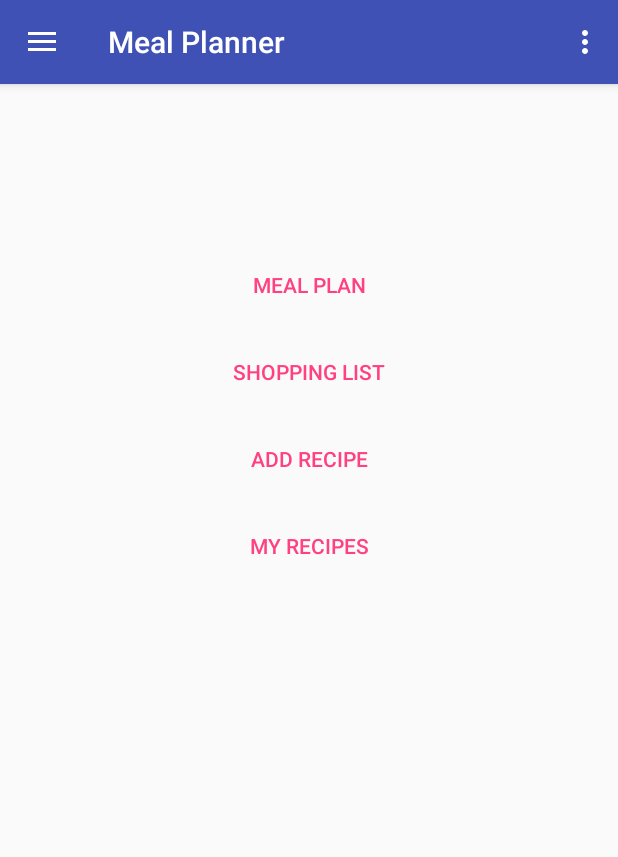
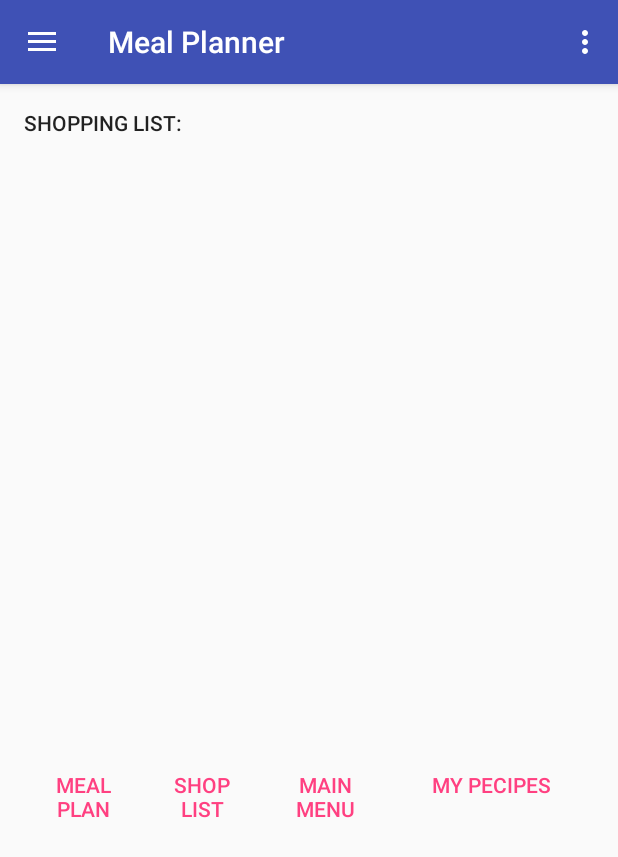
Before and after one commit to basilryen/MealPlanner, an Android app: the screen it shows after launch (MainActivity), on a phone screen of 412 x 824 dp. Shown: the top 857 px of the screen. Run offline under Robolectric (Android 15) with nearby library versions, the phone set to English and light mode, and no system bars; libraries missing offline, so code that uses them is left out: com.activeandroid; 1 statement that could not run was skipped.

Commit message:
Converts ShoppingList to a Fragment and links it from the Navigation Drawer.

```diff
--- a/app/src/main/java/com/teambazomi/mealplanner/MainActivity.java
+++ b/app/src/main/java/com/teambazomi/mealplanner/MainActivity.java
@@ -5,6 +5,8 @@ import android.app.SearchManager;
 import android.content.Intent;
 import android.content.res.Configuration;
 import android.support.v4.app.Fragment;
+import android.support.v4.app.FragmentManager;
+import android.support.v4.app.FragmentTransaction;
 import android.support.v4.view.GravityCompat;
 import android.support.v4.widget.DrawerLayout;
 import android.support.v7.app.ActionBarActivity;
@@ -21,7 +23,7 @@ import android.widget.ListView;
 
 import com.activeandroid.ActiveAndroid;
 
-public class MainActivity extends ActionBarActivity {
+public class MainActivity extends AppCompatActivity {
     private String[] navigationItems;
     private DrawerLayout drawerLayout;
     private ListView drawerList;
@@ -45,6 +47,9 @@ public class MainActivity extends ActionBarActivity {
         // enable action bar app icon to behave as action to toggle nav drawer
         getSupportActionBar().setDisplayHomeAsUpEnabled(true);
         getSupportActionBar().setHomeButtonEnabled(true);
+
+        // default home page fragment
+        showFragment(ShoppingList.class);
     }
 
     private void addDrawerItems(){
@@ -117,7 +122,8 @@ public class MainActivity extends ActionBarActivity {
 
     /** Swaps fragments in the main content view */
     private void selectItem(int position) {
-        // Open correct activity based on position
+        Class fragment = null;
+        //Open correct activity based on position
         if(position==0){
             Intent intent = new Intent(this, AddRecipe.class);
             startActivity(intent);
@@ -128,14 +134,29 @@ public class MainActivity extends ActionBarActivity {
             Intent intent = new Intent(this, MyRecipes.class);
             startActivity(intent);
         }else if(position==3){
-            Intent intent = new Intent(this, ShoppingList.class);
-            startActivity(intent);
+            fragment = ShoppingList.class;
+            showFragment(fragment);
         }
 
         // Highlight the selected item, update the title, and close the drawer
         drawerList.setItemChecked(position, true);
         setTitle(navigationItems[position]);
         drawerLayout.closeDrawer(drawerList);
+    }
+
+    private void showFragment(Class fragmentClass) {
+        Fragment fragment = null;
+
+        try {
+            fragment = (Fragment) fragmentClass.newInstance();
+        }catch(InstantiationException e){
+            e.printStackTrace();
+        } catch(IllegalAccessException e){
+            e.printStackTrace();
+        }
+
+        FragmentManager fragmentManager = getSupportFragmentManager();
+        fragmentManager.beginTransaction().replace(R.id.mainframe, fragment).commit();
     }
 
     @Override
--- a/app/src/main/java/com/teambazomi/mealplanner/ShoppingList.java
+++ b/app/src/main/java/com/teambazomi/mealplanner/ShoppingList.java
@@ -1,13 +1,18 @@
 package com.teambazomi.mealplanner;
 
+import android.support.v4.app.Fragment;
 import android.support.v7.app.AppCompatActivity;
 import android.os.Bundle;
+import android.view.LayoutInflater;
+import android.view.View;
+import android.view.ViewGroup;
 
-public class ShoppingList extends AppCompatActivity {
+public class ShoppingList extends Fragment {
+
+    public ShoppingList() {}
 
     @Override
-    protected void onCreate(Bundle savedInstanceState) {
-        super.onCreate(savedInstanceState);
-        setContentView(R.layout.activity_shopping_list);
+    public View onCreateView(LayoutInflater inflater, ViewGroup container, Bundle savedInstanceState) {
+        return inflater.inflate(R.layout.activity_shopping_list, container, false);
     }
 }
--- a/app/src/main/res/layout/activity_main.xml
+++ b/app/src/main/res/layout/activity_main.xml
@@ -4,75 +4,82 @@
     android:id="@+id/drawer_layout"
     android:layout_width="match_parent"
     android:layout_height="match_parent">
-<RelativeLayout xmlns:android="http://schemas.android.com/apk/res/android"
-    xmlns:tools="http://schemas.android.com/tools"
-    android:id="@+id/activity_main"
-    android:layout_width="match_parent"
-    android:layout_height="match_parent"
-    android:paddingBottom="@dimen/activity_vertical_margin"
-    android:paddingLeft="@dimen/activity_horizontal_margin"
-    android:paddingRight="@dimen/activity_horizontal_margin"
-    android:paddingTop="@dimen/activity_vertical_margin"
-    tools:context="com.teambazomi.mealplanner.MainActivity">
+
+    <FrameLayout
+        android:id="@+id/mainframe"
+        android:layout_width="match_parent"
+        android:layout_height="match_parent">
+    </FrameLayout>
+
+<!--<RelativeLayout xmlns:android="http://schemas.android.com/apk/res/android"-->
+    <!--xmlns:tools="http://schemas.android.com/tools"-->
+    <!--android:id="@+id/activity_main"-->
+    <!--android:layout_width="match_parent"-->
+    <!--android:layout_height="match_parent"-->
+    <!--android:paddingBottom="@dimen/activity_vertical_margin"-->
+    <!--android:paddingLeft="@dimen/activity_horizontal_margin"-->
+    <!--android:paddingRight="@dimen/activity_horizontal_margin"-->
+    <!--android:paddingTop="@dimen/activity_vertical_margin"-->
+    <!--tools:context="com.teambazomi.mealplanner.MainActivity">-->
 
 
-    <Button
-        android:text="Meal Plan"
-        android:layout_width="wrap_content"
-        android:layout_height="wrap_content"
-        android:layout_below="@+id/textView"
-        android:layout_marginTop="94dp"
-        android:id="@+id/button_mealplan"
-        android:layout_alignParentRight="true"
-        android:layout_alignParentEnd="true"
-        android:layout_alignParentLeft="true"
-        android:layout_alignParentStart="true"
-        android:onClick="mealPlan"
-        style="@style/Widget.AppCompat.Button.Borderless.Colored" />
+    <!--<Button-->
+        <!--android:text="Meal Plan"-->
+        <!--android:layout_width="wrap_content"-->
+        <!--android:layout_height="wrap_content"-->
+        <!--android:layout_below="@+id/textView"-->
+        <!--android:layout_marginTop="94dp"-->
+        <!--android:id="@+id/button_mealplan"-->
+        <!--android:layout_alignParentRight="true"-->
+        <!--android:layout_alignParentEnd="true"-->
+        <!--android:layout_alignParentLeft="true"-->
+        <!--android:layout_alignParentStart="true"-->
+        <!--android:onClick="mealPlan"-->
+        <!--style="@style/Widget.AppCompat.Button.Borderless.Colored" />-->
 
-    <Button
-        android:text="Shopping List"
-        android:layout_width="wrap_content"
-        android:layout_height="wrap_content"
-        android:layout_below="@+id/button_mealplan"
-        android:layout_marginTop="10dp"
-        android:id="@+id/button_shoppinglist"
-        android:layout_alignParentRight="true"
-        android:layout_alignParentEnd="true"
-        android:layout_alignParentLeft="true"
-        android:layout_alignParentStart="true"
-        android:onClick="shoppingList"
-        style="@style/Widget.AppCompat.Button.Borderless.Colored" />
+    <!--<Button-->
+        <!--android:text="Shopping List"-->
+        <!--android:layout_width="wrap_content"-->
+        <!--android:layout_height="wrap_content"-->
+        <!--android:layout_below="@+id/button_mealplan"-->
+        <!--android:layout_marginTop="10dp"-->
+        <!--android:id="@+id/button_shoppinglist"-->
+        <!--android:layout_alignParentRight="true"-->
+        <!--android:layout_alignParentEnd="true"-->
+        <!--android:layout_alignParentLeft="true"-->
+        <!--android:layout_alignParentStart="true"-->
+        <!--android:onClick="shoppingList"-->
+        <!--style="@style/Widget.AppCompat.Button.Borderless.Colored" />-->
 
-    <Button
-        android:text="Add Recipe"
-        android:layout_width="wrap_content"
-        android:layout_height="wrap_content"
-        android:layout_below="@+id/button_shoppinglist"
-        android:layout_marginTop="10dp"
-        android:id="@+id/button_addrecipe"
-        android:layout_alignParentRight="true"
-        android:layout_alignParentEnd="true"
-        android:layout_alignParentLeft="true"
-        android:layout_alignParentStart="true"
-        android:onClick="addRecipe"
-        style="@style/Widget.AppCompat.Button.Borderless.Colored" />
+    <!--<Button-->
+        <!--android:text="Add Recipe"-->
+        <!--android:layout_width="wrap_content"-->
+        <!--android:layout_height="wrap_content"-->
+        <!--android:layout_below="@+id/button_shoppinglist"-->
+        <!--android:layout_marginTop="10dp"-->
+        <!--android:id="@+id/button_addrecipe"-->
+        <!--android:layout_alignParentRight="true"-->
+        <!--android:layout_alignParentEnd="true"-->
+        <!--android:layout_alignParentLeft="true"-->
+        <!--android:layout_alignParentStart="true"-->
+        <!--android:onClick="addRecipe"-->
+        <!--style="@style/Widget.AppCompat.Button.Borderless.Colored" />-->
 
-    <Button
-        android:text="My Recipes"
-        android:layout_width="wrap_content"
-        android:layout_height="wrap_content"
-        android:layout_below="@+id/button_addrecipe"
-        android:layout_marginTop="10dp"
-        android:id="@+id/button_myrecipes"
-        android:layout_alignParentRight="true"
-        android:layout_alignParentEnd="true"
-        android:layout_alignParentLeft="true"
-        android:layout_alignParentStart="true"
-        android:onClick="myRecipes"
-        style="@style/Widget.AppCompat.Button.Borderless.Colored" />
+    <!--<Button-->
+        <!--android:text="My Recipes"-->
+        <!--android:layout_width="wrap_content"-->
+        <!--android:layout_height="wrap_content"-->
+        <!--android:layout_below="@+id/button_addrecipe"-->
+        <!--android:layout_marginTop="10dp"-->
+        <!--android:id="@+id/button_myrecipes"-->
+        <!--android:layout_alignParentRight="true"-->
+        <!--android:layout_alignParentEnd="true"-->
+        <!--android:layout_alignParentLeft="true"-->
+        <!--android:layout_alignParentStart="true"-->
+        <!--android:onClick="myRecipes"-->
+        <!--style="@style/Widget.AppCompat.Button.Borderless.Colored" />-->
 
-</RelativeLayout>
+<!--</RelativeLayout>-->
 
     <ListView android:id="@+id/left_drawer"
         android:layout_width="240dp"
```
